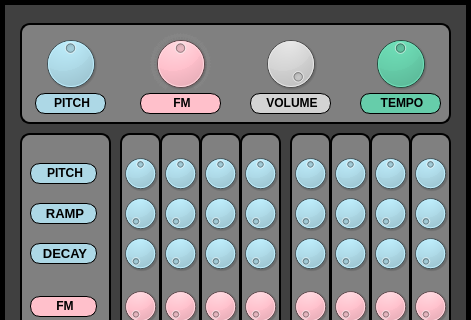
First picture: the form in src/mega_fm_8step.ui, repository theJSZ/FM-synthesis-drum-machine, before the edit; both pictures show x 0 to 471 and y 0 to 320 of the 471 by 807 pixel window.
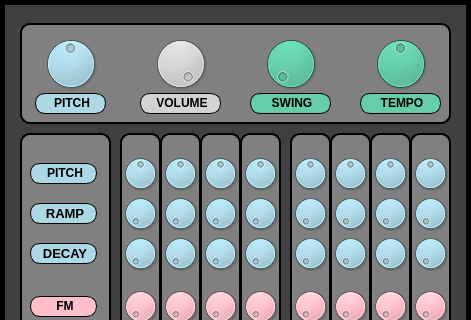
Second picture: the form after the edit.

Patch:
```diff
--- a/src/mega_fm_8step.ui
+++ b/src/mega_fm_8step.ui
@@ -2256,50 +2256,10 @@
       <number>500</number>
      </property>
     </widget>
-    <widget class="QDial" name="dial_master_fm_amount">
-     <property name="geometry">
-      <rect>
-       <x>130</x>
-       <y>10</y>
-       <width>61</width>
-       <height>61</height>
-      </rect>
-     </property>
-     <property name="toolTip">
-      <string/>
-     </property>
-     <property name="toolTipDuration">
-      <number>-1</number>
-     </property>
-     <property name="styleSheet">
-      <string notr="true">background-color: pink</string>
-     </property>
-     <property name="minimum">
-      <number>500</number>
-     </property>
-     <property name="maximum">
-      <number>1500</number>
-     </property>
-     <property name="value">
-      <number>1000</number>
-     </property>
-     <property name="invertedAppearance">
-      <bool>false</bool>
-     </property>
-     <property name="wrapping">
-      <bool>false</bool>
-     </property>
-     <property name="notchTarget">
-      <double>3.700000000000000</double>
-     </property>
-     <property name="notchesVisible">
-      <bool>true</bool>
-     </property>
-    </widget>
     <widget class="QDial" name="dial_master_volume">
      <property name="geometry">
       <rect>
-       <x>240</x>
+       <x>130</x>
        <y>10</y>
        <width>61</width>
        <height>61</height>
@@ -2353,26 +2313,10 @@
       <string>&lt;html&gt;&lt;head/&gt;&lt;body&gt;&lt;p align=&quot;center&quot;&gt;&lt;span style=&quot; font-weight:600;&quot;&gt;PITCH&lt;/span&gt;&lt;/p&gt;&lt;/body&gt;&lt;/html&gt;</string>
      </property>
     </widget>
-    <widget class="QLabel" name="label_master_fm_amount">
-     <property name="geometry">
-      <rect>
-       <x>120</x>
-       <y>70</y>
-       <width>81</width>
-       <height>21</height>
-      </rect>
-     </property>
-     <property name="styleSheet">
-      <string notr="true">border: 1px solid black; background-color:pink;</string>
-     </property>
-     <property name="text">
-      <string>&lt;html&gt;&lt;head/&gt;&lt;body&gt;&lt;p align=&quot;center&quot;&gt;&lt;span style=&quot; font-weight:600;&quot;&gt;FM&lt;/span&gt;&lt;/p&gt;&lt;/body&gt;&lt;/html&gt;</string>
-     </property>
-    </widget>
     <widget class="QLabel" name="label_master_volume">
      <property name="geometry">
       <rect>
-       <x>230</x>
+       <x>120</x>
        <y>70</y>
        <width>81</width>
        <height>21</height>
@@ -2401,6 +2345,41 @@
       <string>&lt;html&gt;&lt;head/&gt;&lt;body&gt;&lt;p align=&quot;center&quot;&gt;&lt;span style=&quot; font-weight:600;&quot;&gt;TEMPO&lt;/span&gt;&lt;/p&gt;&lt;/body&gt;&lt;/html&gt;</string>
      </property>
     </widget>
+    <widget class="QDial" name="dial_swing">
+     <property name="geometry">
+      <rect>
+       <x>240</x>
+       <y>10</y>
+       <width>61</width>
+       <height>61</height>
+      </rect>
+     </property>
+     <property name="styleSheet">
+      <string notr="true">background-color: mediumaquamarine</string>
+     </property>
+     <property name="maximum">
+      <number>1000</number>
+     </property>
+     <property name="value">
+      <number>0</number>
+     </property>
+    </widget>
+    <widget class="QLabel" name="label_swing">
+     <property name="geometry">
+      <rect>
+       <x>230</x>
+       <y>70</y>
+       <width>81</width>
+       <height>21</height>
+      </rect>
+     </property>
+     <property name="styleSheet">
+      <string notr="true">border: 1px solid black; background-color:mediumaquamarine;</string>
+     </property>
+     <property name="text">
+      <string>&lt;html&gt;&lt;head/&gt;&lt;body&gt;&lt;p align=&quot;center&quot;&gt;&lt;span style=&quot; font-weight:600;&quot;&gt;SWING&lt;/span&gt;&lt;/p&gt;&lt;/body&gt;&lt;/html&gt;</string>
+     </property>
+    </widget>
    </widget>
    <widget class="QGroupBox" name="groupBox">
     <property name="geometry">
```
